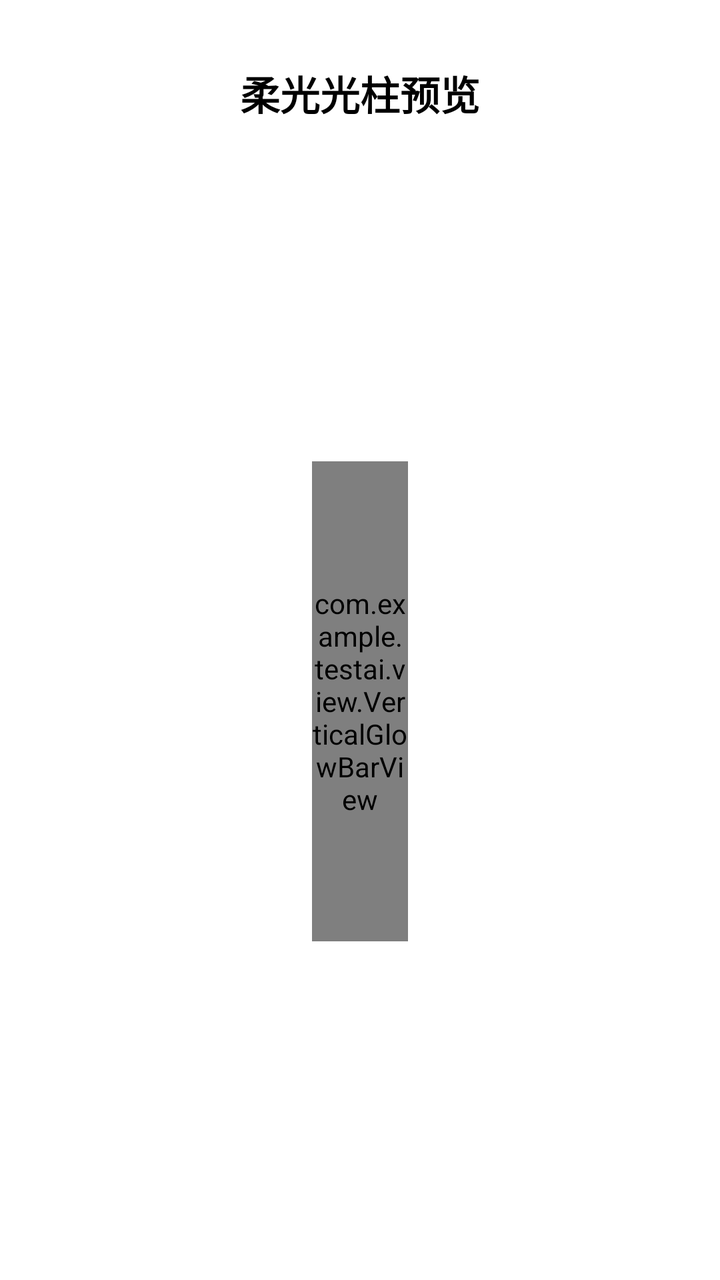
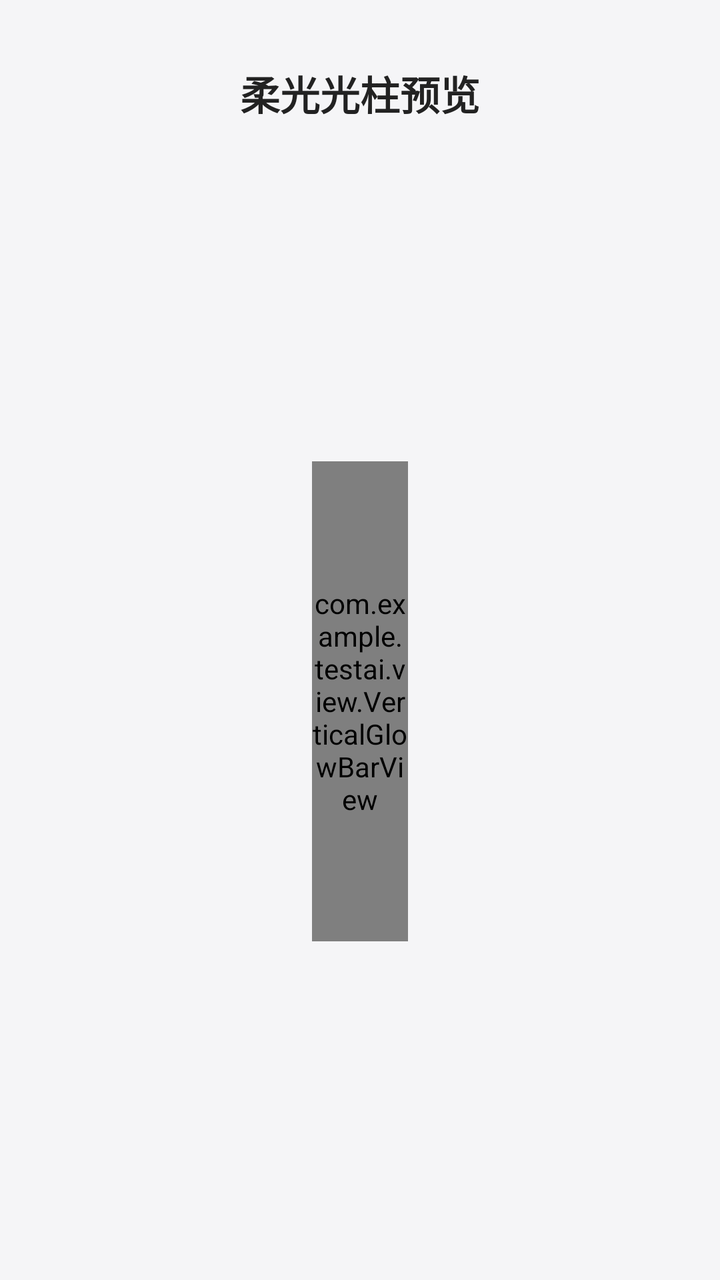

Two renders of the same Android screen: before a commit and after it. Below are the layout's source before the change and the commit's diff.
<!-- AndroidManifest.xml: application theme Theme.TestAi -->
<!-- res/layout/activity_glow_bar_preview.xml -->
<?xml version="1.0" encoding="utf-8"?>
<androidx.constraintlayout.widget.ConstraintLayout xmlns:android="http://schemas.android.com/apk/res/android"
    xmlns:app="http://schemas.android.com/apk/res-auto"
    xmlns:tools="http://schemas.android.com/tools"
    android:layout_width="match_parent"
    android:layout_height="match_parent"
    android:background="@color/white"
    tools:context=".GlowBarPreviewActivity">

    <TextView
        android:id="@+id/tv_title"
        android:layout_width="0dp"
        android:layout_height="wrap_content"
        android:layout_marginStart="16dp"
        android:layout_marginTop="32dp"
        android:layout_marginEnd="16dp"
        android:gravity="center"
        android:text="柔光光柱预览"
        android:textColor="@color/black"
        android:textSize="20sp"
        android:textStyle="bold"
        app:layout_constraintEnd_toEndOf="parent"
        app:layout_constraintStart_toStartOf="parent"
        app:layout_constraintTop_toTopOf="parent" />

    <com.example.testai.view.VerticalGlowBarView
        android:id="@+id/glow_bar"
        android:layout_width="48dp"
        android:layout_height="240dp"
        app:layout_constraintTop_toBottomOf="@id/tv_title"
        app:layout_constraintBottom_toBottomOf="parent"
        app:layout_constraintStart_toStartOf="parent"
        app:layout_constraintEnd_toEndOf="parent"
        android:layout_marginTop="32dp"
        android:layout_marginBottom="32dp" />

</androidx.constraintlayout.widget.ConstraintLayout>
<!-- resources referenced by this layout -->
<resources>
  <color name="black">#FF000000</color>
  <color name="white">#FFFFFFFF</color>
  <style name="Theme.TestAi" parent="Theme.AppCompat.Light.NoActionBar">
          
          <item name="colorPrimary">@color/purple_500</item>
          <item name="colorPrimaryDark">@color/purple_700</item>
          <item name="colorAccent">@color/teal_200</item>
          <item name="android:windowBackground">@color/white</item>
      </style>
  <color name="purple_500">#FF6200EE</color>
  <color name="purple_700">#FF3700B3</color>
  <color name="teal_200">#FF03DAC5</color>
</resources>

<!-- the commit's change to res/layout/activity_glow_bar_preview.xml (unified diff, before → after) -->
@@ -4,7 +4,7 @@
     xmlns:tools="http://schemas.android.com/tools"
     android:layout_width="match_parent"
     android:layout_height="match_parent"
-    android:background="@color/white"
+    android:background="@color/app_background"
     tools:context=".GlowBarPreviewActivity">
 
     <TextView
@@ -16,7 +16,7 @@
         android:layout_marginEnd="16dp"
         android:gravity="center"
         android:text="柔光光柱预览"
-        android:textColor="@color/black"
+        android:textColor="@color/app_text_primary"
         android:textSize="20sp"
         android:textStyle="bold"
         app:layout_constraintEnd_toEndOf="parent"
<!-- resource entries referenced after the edit -->
@@ -1,16 +1,19 @@
 <!-- resources referenced by this layout -->
 <resources>
-  <color name="black">#FF000000</color>
-  <color name="white">#FFFFFFFF</color>
-  <style name="Theme.TestAi" parent="Theme.AppCompat.Light.NoActionBar">
-          
+  <color name="app_background">#FFF5F5F7</color>
+  <color name="app_text_primary">#FF222222</color>
+  <style name="Theme.TestAi" parent="Theme.AppCompat.DayNight.NoActionBar">
           <item name="colorPrimary">@color/purple_500</item>
           <item name="colorPrimaryDark">@color/purple_700</item>
           <item name="colorAccent">@color/teal_200</item>
-          <item name="android:windowBackground">@color/white</item>
+          <item name="android:windowBackground">@color/app_background</item>
+          <item name="android:colorBackground">@color/app_background</item>
+          <item name="android:textColorPrimary">@color/app_text_primary</item>
+          <item name="android:textColorSecondary">@color/app_text_secondary</item>
       </style>
   <color name="purple_500">#FF6200EE</color>
   <color name="purple_700">#FF3700B3</color>
   <color name="teal_200">#FF03DAC5</color>
+  <color name="app_text_secondary">#FF777777</color>
 </resources>
 
